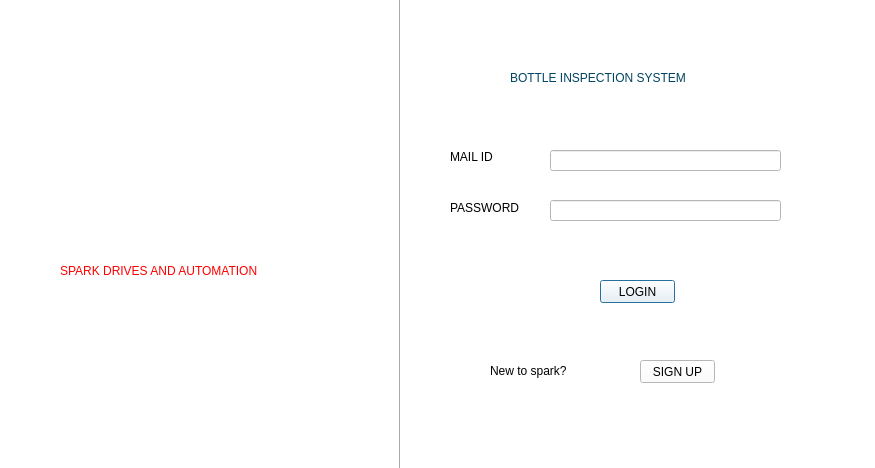
First picture: the form in first_Dialog.ui, repository arunprasanthd/Bottle_inspection_system, before the edit.
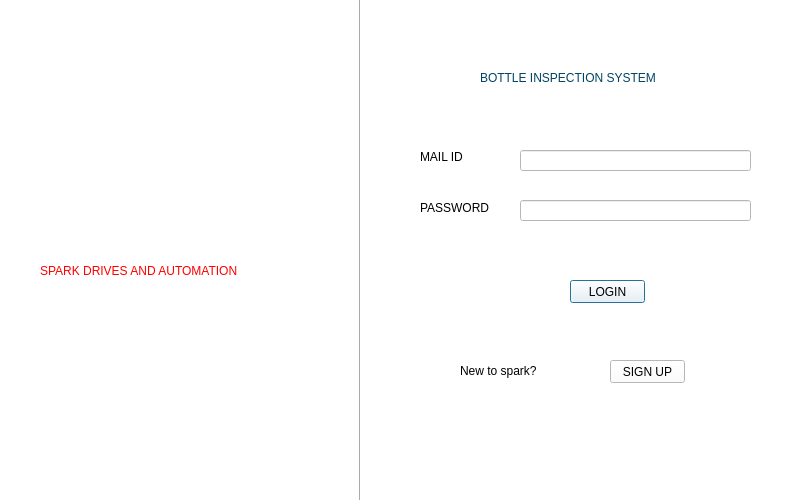
Second picture: the form after the edit. Icons and pictures are not drawn.

Patch:
```diff
--- a/first_Dialog.ui
+++ b/first_Dialog.ui
@@ -6,8 +6,8 @@
    <rect>
     <x>0</x>
     <y>0</y>
-    <width>875</width>
-    <height>468</height>
+    <width>800</width>
+    <height>500</height>
    </rect>
   </property>
   <property name="windowTitle">
@@ -23,7 +23,7 @@
   <widget class="QLabel" name="label_1">
    <property name="geometry">
     <rect>
-     <x>130</x>
+     <x>110</x>
      <y>110</y>
      <width>111</width>
      <height>111</height>
@@ -45,7 +45,7 @@
   <widget class="QLabel" name="label_2">
    <property name="geometry">
     <rect>
-     <x>60</x>
+     <x>40</x>
      <y>260</y>
      <width>261</width>
      <height>21</height>
@@ -62,10 +62,10 @@
   <widget class="Line" name="line">
    <property name="geometry">
     <rect>
-     <x>390</x>
+     <x>350</x>
      <y>-40</y>
      <width>20</width>
-     <height>511</height>
+     <height>541</height>
     </rect>
    </property>
    <property name="orientation">
@@ -75,7 +75,7 @@
   <widget class="QLabel" name="label_3">
    <property name="geometry">
     <rect>
-     <x>510</x>
+     <x>480</x>
      <y>70</y>
      <width>261</width>
      <height>16</height>
@@ -92,7 +92,7 @@
   <widget class="QLabel" name="label_4">
    <property name="geometry">
     <rect>
-     <x>450</x>
+     <x>420</x>
      <y>150</y>
      <width>47</width>
      <height>13</height>
@@ -108,7 +108,7 @@
   <widget class="QLabel" name="label_5">
    <property name="geometry">
     <rect>
-     <x>450</x>
+     <x>420</x>
      <y>200</y>
      <width>81</width>
      <height>16</height>
@@ -124,7 +124,7 @@
   <widget class="QLineEdit" name="lineEdit_1">
    <property name="geometry">
     <rect>
-     <x>550</x>
+     <x>520</x>
      <y>150</y>
      <width>231</width>
      <height>21</height>
@@ -134,7 +134,7 @@
   <widget class="QLineEdit" name="lineEdit_2">
    <property name="geometry">
     <rect>
-     <x>550</x>
+     <x>520</x>
      <y>200</y>
      <width>231</width>
      <height>21</height>
@@ -144,7 +144,7 @@
   <widget class="QPushButton" name="pushButton_1">
    <property name="geometry">
     <rect>
-     <x>600</x>
+     <x>570</x>
      <y>280</y>
      <width>75</width>
      <height>23</height>
@@ -157,7 +157,7 @@
   <widget class="QLabel" name="label">
    <property name="geometry">
     <rect>
-     <x>490</x>
+     <x>460</x>
      <y>360</y>
      <width>121</width>
      <height>21</height>
@@ -173,7 +173,7 @@
   <widget class="QPushButton" name="pushButton">
    <property name="geometry">
     <rect>
-     <x>640</x>
+     <x>610</x>
      <y>360</y>
      <width>75</width>
      <height>23</height>
```
